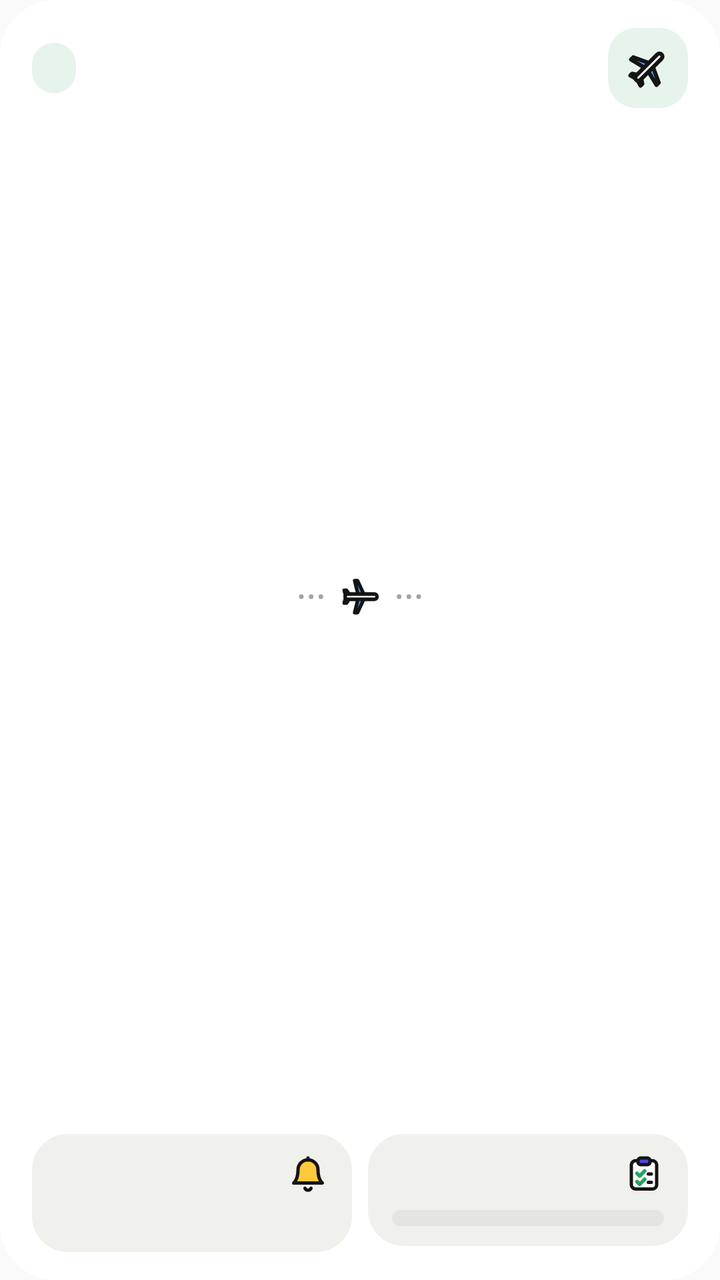
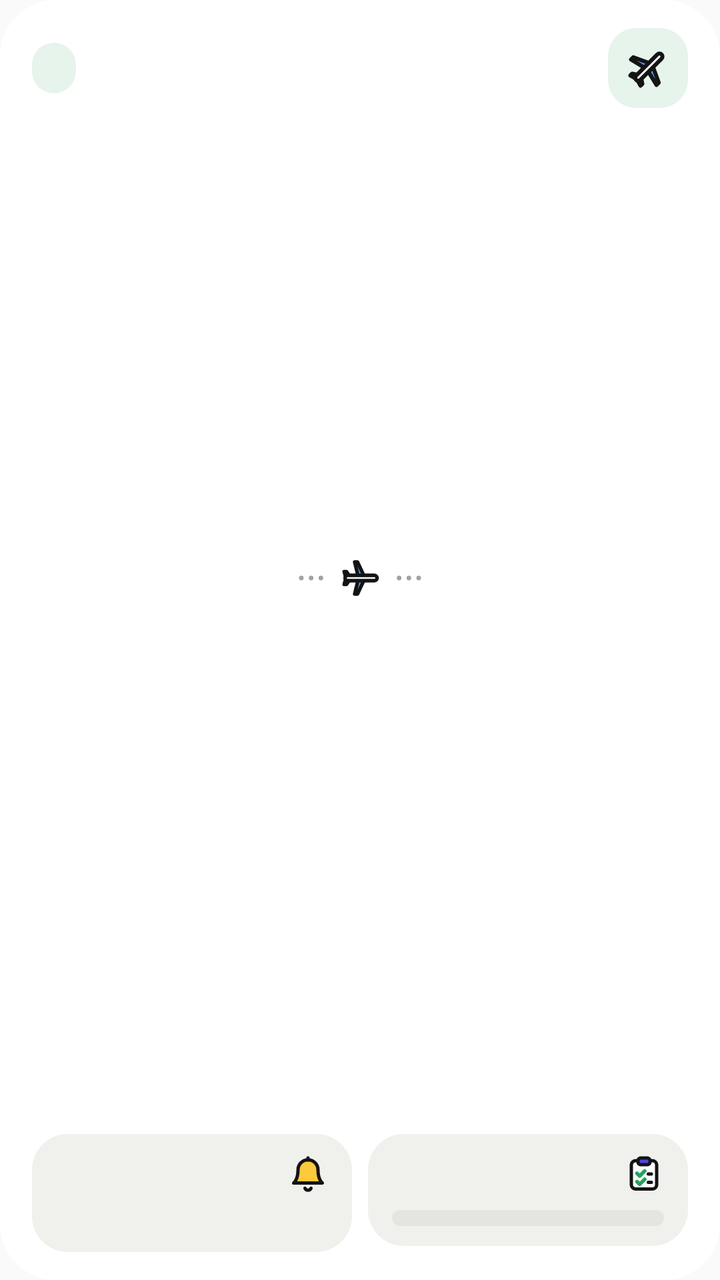

The first picture is an Android layout as it rendered before a commit; the second is the same layout after the commit. The layout source and the unified diff follow.
<!-- AndroidManifest.xml: application theme AppTheme -->
<!-- res/layout/widget_trip.xml -->
<?xml version="1.0" encoding="utf-8"?>
<LinearLayout
    xmlns:android="http://schemas.android.com/apk/res/android"
    android:id="@+id/root"
    android:layout_width="match_parent"
    android:layout_height="match_parent"
    android:background="@drawable/widget_bg"
    android:layoutDirection="rtl"
    android:orientation="vertical"
    android:paddingStart="16dp"
    android:paddingEnd="16dp"
    android:paddingTop="14dp"
    android:paddingBottom="14dp">
    <LinearLayout
        android:id="@+id/header"
        android:layout_width="match_parent"
        android:layout_height="wrap_content"
        android:orientation="horizontal"
        android:gravity="center_vertical">
        <FrameLayout
            android:id="@+id/icon_tile"
            android:layout_width="40dp"
            android:layout_height="40dp"
            android:background="@drawable/widget_soft">
            <ImageView
                android:id="@+id/icon"
                android:layout_width="24dp"
                android:layout_height="24dp"
                android:src="@drawable/ic_ws_plane"
                android:importantForAccessibility="no"
                android:layout_gravity="center" />
        </FrameLayout>
        <LinearLayout
            android:layout_width="0dp"
            android:layout_height="wrap_content"
            android:orientation="vertical"
            android:layout_weight="1"
            android:layout_marginStart="10dp">
            <TextView
                android:id="@+id/title"
                android:layout_width="match_parent"
                android:layout_height="wrap_content"
                style="@style/WBold.Title" />
            <TextView
                android:id="@+id/subtitle"
                android:layout_width="match_parent"
                android:layout_height="wrap_content"
                style="@style/WText.Muted"
                android:layout_marginTop="3dp" />
        </LinearLayout>
        <TextView
            android:id="@+id/chip"
            android:layout_width="wrap_content"
            android:layout_height="wrap_content"
            style="@style/WBold.Chip"
            android:layout_marginStart="8dp" />
    </LinearLayout>
    <FrameLayout
        android:id="@+id/body"
        android:layout_width="match_parent"
        android:layout_height="0dp"
        android:layout_weight="1"
        android:layout_marginTop="4dp">
        <LinearLayout
            android:id="@+id/flight_block"
            android:layout_width="match_parent"
            android:layout_height="match_parent"
            android:orientation="vertical"
            android:gravity="center_vertical">
            <LinearLayout
                android:id="@+id/route_row"
                android:layout_width="match_parent"
                android:layout_height="0dp"
                android:layout_weight="1"
                android:gravity="center_vertical"
                android:layoutDirection="ltr"
                android:orientation="horizontal">
                <TextView
                    android:id="@+id/from"
                    android:layout_width="0dp"
                    android:layout_height="match_parent"
                    style="@style/WBold.Hero"
                    android:layout_weight="1"
                    android:gravity="left|center_vertical"
                    android:textAlignment="gravity" />
                <ImageView
                    android:id="@+id/route_line"
                    android:layout_width="64dp"
                    android:layout_height="24dp"
                    android:src="@drawable/widget_route"
                    android:importantForAccessibility="no"
                    android:layout_marginStart="6dp"
                    android:layout_marginEnd="6dp"
                    android:scaleType="fitCenter" />
                <TextView
                    android:id="@+id/to"
                    android:layout_width="0dp"
                    android:layout_height="match_parent"
                    style="@style/WBold.Hero"
                    android:layout_weight="1"
                    android:gravity="right|center_vertical"
                    android:textAlignment="gravity" />
            </LinearLayout>
            <TextView
                android:id="@+id/when"
                android:layout_width="match_parent"
                android:layout_height="wrap_content"
                style="@style/WText.Muted"
                android:textSize="14sp"
                android:layout_marginTop="2dp" />
        </LinearLayout>
        <LinearLayout
            android:id="@+id/plan_block"
            android:layout_width="match_parent"
            android:layout_height="match_parent"
            android:orientation="vertical"
            android:visibility="gone">
            <LinearLayout
                android:id="@+id/plan_row_1"
                android:layout_width="match_parent"
                android:layout_height="wrap_content"
                android:layout_marginTop="4dp"
                android:gravity="center_vertical"
                android:orientation="horizontal">
                <TextView
                    android:id="@+id/plan_time_1"
                    android:layout_width="wrap_content"
                    android:layout_height="wrap_content"
                    style="@style/WBold.Pill" />
                <ImageView
                    android:id="@+id/plan_ring_1"
                    android:layout_width="14dp"
                    android:layout_height="14dp"
                    android:src="@drawable/widget_dot"
                    android:importantForAccessibility="no"
                    android:layout_marginStart="3dp"
                    android:layout_marginEnd="3dp"
                    android:visibility="gone" />
                <TextView
                    android:id="@+id/plan_title_1"
                    android:layout_width="0dp"
                    android:layout_height="wrap_content"
                    style="@style/WText"
                    android:layout_weight="1"
                    android:layout_marginStart="8dp" />
            </LinearLayout>
            <LinearLayout
                android:id="@+id/plan_row_2"
                android:layout_width="match_parent"
                android:layout_height="wrap_content"
                android:layout_marginTop="4dp"
                android:gravity="center_vertical"
                android:orientation="horizontal">
                <TextView
                    android:id="@+id/plan_time_2"
                    android:layout_width="wrap_content"
                    android:layout_height="wrap_content"
                    style="@style/WBold.Pill" />
                <ImageView
                    android:id="@+id/plan_ring_2"
                    android:layout_width="14dp"
                    android:layout_height="14dp"
                    android:src="@drawable/widget_dot"
                    android:importantForAccessibility="no"
                    android:layout_marginStart="3dp"
                    android:layout_marginEnd="3dp"
                    android:visibility="gone" />
                <TextView
                    android:id="@+id/plan_title_2"
                    android:layout_width="0dp"
                    android:layout_height="wrap_content"
                    style="@style/WText"
                    android:layout_weight="1"
                    android:layout_marginStart="8dp" />
            </LinearLayout>
            <LinearLayout
                android:id="@+id/plan_row_3"
                android:layout_width="match_parent"
                android:layout_height="wrap_content"
                android:layout_marginTop="4dp"
                android:gravity="center_vertical"
                android:orientation="horizontal">
                <TextView
                    android:id="@+id/plan_time_3"
                    android:layout_width="wrap_content"
                    android:layout_height="wrap_content"
                    style="@style/WBold.Pill" />
                <ImageView
                    android:id="@+id/plan_ring_3"
                    android:layout_width="14dp"
                    android:layout_height="14dp"
                    android:src="@drawable/widget_dot"
                    android:importantForAccessibility="no"
                    android:layout_marginStart="3dp"
                    android:layout_marginEnd="3dp"
                    android:visibility="gone" />
                <TextView
                    android:id="@+id/plan_title_3"
                    android:layout_width="0dp"
                    android:layout_height="wrap_content"
                    style="@style/WText"
                    android:layout_weight="1"
                    android:layout_marginStart="8dp" />
            </LinearLayout>
            <LinearLayout
                android:id="@+id/plan_row_4"
                android:layout_width="match_parent"
                android:layout_height="wrap_content"
                android:layout_marginTop="4dp"
                android:gravity="center_vertical"
                android:orientation="horizontal">
                <TextView
                    android:id="@+id/plan_time_4"
                    android:layout_width="wrap_content"
                    android:layout_height="wrap_content"
                    style="@style/WBold.Pill" />
                <ImageView
                    android:id="@+id/plan_ring_4"
                    android:layout_width="14dp"
                    android:layout_height="14dp"
                    android:src="@drawable/widget_dot"
                    android:importantForAccessibility="no"
                    android:layout_marginStart="3dp"
                    android:layout_marginEnd="3dp"
                    android:visibility="gone" />
                <TextView
                    android:id="@+id/plan_title_4"
                    android:layout_width="0dp"
                    android:layout_height="wrap_content"
                    style="@style/WText"
                    android:layout_weight="1"
                    android:layout_marginStart="8dp" />
            </LinearLayout>
            <LinearLayout
                android:id="@+id/plan_row_5"
                android:layout_width="match_parent"
                android:layout_height="wrap_content"
                android:layout_marginTop="4dp"
                android:gravity="center_vertical"
                android:orientation="horizontal">
                <TextView
                    android:id="@+id/plan_time_5"
                    android:layout_width="wrap_content"
                    android:layout_height="wrap_content"
                    style="@style/WBold.Pill" />
                <ImageView
                    android:id="@+id/plan_ring_5"
                    android:layout_width="14dp"
                    android:layout_height="14dp"
                    android:src="@drawable/widget_dot"
                    android:importantForAccessibility="no"
                    android:layout_marginStart="3dp"
                    android:layout_marginEnd="3dp"
                    android:visibility="gone" />
                <TextView
                    android:id="@+id/plan_title_5"
                    android:layout_width="0dp"
                    android:layout_height="wrap_content"
                    style="@style/WText"
                    android:layout_weight="1"
                    android:layout_marginStart="8dp" />
            </LinearLayout>
            <LinearLayout
                android:id="@+id/plan_row_6"
                android:layout_width="match_parent"
                android:layout_height="wrap_content"
                android:layout_marginTop="4dp"
                android:gravity="center_vertical"
                android:orientation="horizontal">
                <TextView
                    android:id="@+id/plan_time_6"
                    android:layout_width="wrap_content"
                    android:layout_height="wrap_content"
                    style="@style/WBold.Pill" />
                <ImageView
                    android:id="@+id/plan_ring_6"
                    android:layout_width="14dp"
                    android:layout_height="14dp"
                    android:src="@drawable/widget_dot"
                    android:importantForAccessibility="no"
                    android:layout_marginStart="3dp"
                    android:layout_marginEnd="3dp"
                    android:visibility="gone" />
                <TextView
                    android:id="@+id/plan_title_6"
                    android:layout_width="0dp"
                    android:layout_height="wrap_content"
                    style="@style/WText"
                    android:layout_weight="1"
                    android:layout_marginStart="8dp" />
            </LinearLayout>
            <TextView
                android:id="@+id/plan_more"
                android:layout_width="match_parent"
                android:layout_height="wrap_content"
                style="@style/WText.Muted"
                android:layout_marginTop="6dp"
                android:visibility="gone" />
        </LinearLayout>
    </FrameLayout>
    <LinearLayout
        android:id="@+id/bottom"
        android:layout_width="match_parent"
        android:layout_height="wrap_content"
        android:orientation="horizontal"
        android:layout_marginTop="10dp">
        <LinearLayout
            android:id="@+id/packed"
            android:layout_width="0dp"
            android:layout_height="wrap_content"
            android:orientation="vertical"
            android:layout_weight="1"
            android:background="@drawable/widget_tile"
            android:paddingStart="12dp"
            android:paddingEnd="12dp"
            android:paddingTop="10dp"
            android:paddingBottom="10dp"
            android:gravity="center_vertical">
            <LinearLayout
                android:layout_width="match_parent"
                android:layout_height="wrap_content"
                android:orientation="horizontal"
                android:gravity="center_vertical">
                <ImageView
                    android:id="@+id/packed_icon"
                    android:layout_width="20dp"
                    android:layout_height="20dp"
                    android:src="@drawable/ic_ws_checklist"
                    android:importantForAccessibility="no" />
                <TextView
                    android:id="@+id/packed_value"
                    android:layout_width="wrap_content"
                    android:layout_height="wrap_content"
                    style="@style/WBold"
                    android:layout_marginStart="7dp" />
                <TextView
                    android:id="@+id/packed_label"
                    android:layout_width="0dp"
                    android:layout_height="wrap_content"
                    style="@style/WText.Muted"
                    android:layout_weight="1"
                    android:layout_marginStart="5dp" />
            </LinearLayout>
            <ProgressBar
                android:id="@+id/packed_bar"
                style="@android:style/Widget.ProgressBar.Horizontal"
                android:layout_width="match_parent"
                android:layout_height="8dp"
                android:layout_marginTop="8dp"
                android:max="100"
                android:progressDrawable="@drawable/widget_progress" />
        </LinearLayout>
        <FrameLayout
            android:layout_width="8dp"
            android:layout_height="1dp" />
        <LinearLayout
            android:id="@+id/rem"
            android:layout_width="0dp"
            android:layout_height="wrap_content"
            android:orientation="vertical"
            android:layout_weight="1"
            android:background="@drawable/widget_tile"
            android:paddingStart="12dp"
            android:paddingEnd="12dp"
            android:paddingTop="10dp"
            android:paddingBottom="10dp"
            android:gravity="center_vertical">
            <LinearLayout
                android:layout_width="match_parent"
                android:layout_height="wrap_content"
                android:orientation="horizontal"
                android:gravity="center_vertical">
                <ImageView
                    android:id="@+id/rem_icon"
                    android:layout_width="20dp"
                    android:layout_height="20dp"
                    android:src="@drawable/ic_ws_bell"
                    android:importantForAccessibility="no" />
                <TextView
                    android:id="@+id/rem_value"
                    android:layout_width="wrap_content"
                    android:layout_height="wrap_content"
                    style="@style/WBold"
                    android:layout_marginStart="7dp" />
                <TextView
                    android:id="@+id/rem_label"
                    android:layout_width="0dp"
                    android:layout_height="wrap_content"
                    style="@style/WText.Muted"
                    android:layout_weight="1"
                    android:layout_marginStart="5dp" />
            </LinearLayout>
            <TextView
                android:id="@+id/rem_next"
                android:layout_width="match_parent"
                android:layout_height="wrap_content"
                style="@style/WText.Muted"
                android:textSize="12sp"
                android:layout_marginTop="5dp" />
        </LinearLayout>
    </LinearLayout>
</LinearLayout>
<!-- resources referenced by this layout -->
<resources>
  <!-- drawable widget_bg (drawable) -->
  <?xml version="1.0" encoding="utf-8"?>
  <shape xmlns:android="http://schemas.android.com/apk/res/android" android:shape="rectangle">
      <solid android:color="@color/w_bg" />
      <corners android:radius="28dp" />
  </shape>
  <!-- drawable widget_dot (drawable) -->
  <?xml version="1.0" encoding="utf-8"?>
  <shape xmlns:android="http://schemas.android.com/apk/res/android" android:shape="oval">
      <stroke android:width="2dp" android:color="@color/w_dot" />
      <size android:width="16dp" android:height="16dp" />
  </shape>
  <!-- drawable widget_soft (drawable) -->
  <?xml version="1.0" encoding="utf-8"?>
  <shape xmlns:android="http://schemas.android.com/apk/res/android" android:shape="rectangle">
      <solid android:color="@color/w_soft" />
      <corners android:radius="14dp" />
  </shape>
  <!-- drawable widget_tile (drawable) -->
  <?xml version="1.0" encoding="utf-8"?>
  <shape xmlns:android="http://schemas.android.com/apk/res/android" android:shape="rectangle">
      <solid android:color="@color/w_tile" />
      <corners android:radius="18dp" />
  </shape>
  <style name="WBold" parent="WFontBold">
          <item name="android:textColor">@color/w_text</item>
          <item name="android:textSize">16sp</item>
          <item name="android:maxLines">1</item>
          <item name="android:ellipsize">end</item>
          <item name="android:textAlignment">viewStart</item>
          <item name="android:includeFontPadding">false</item>
      </style>
  <style name="WBold.Hero">
          <item name="android:textSize">40sp</item>
          <item name="android:ellipsize">none</item>
          <item name="android:autoSizeTextType">uniform</item>
          <item name="android:autoSizeMinTextSize">16sp</item>
          <item name="android:autoSizeMaxTextSize">64sp</item>
          <item name="android:autoSizeStepGranularity">1sp</item>
      </style>
  <style name="WBold.Title">
          <item name="android:textSize">18sp</item>
      </style>
  <style name="WText" parent="WFontSemi">
          <item name="android:textColor">@color/w_text</item>
          <item name="android:textSize">15sp</item>
          <item name="android:maxLines">1</item>
          <item name="android:ellipsize">end</item>
          <item name="android:textAlignment">viewStart</item>
          <item name="android:includeFontPadding">false</item>
      </style>
  <style name="WText.Muted">
          <item name="android:textColor">@color/w_muted</item>
          <item name="android:textSize">13sp</item>
      </style>
  <style name="AppTheme" parent="Theme.AppCompat.Light.DarkActionBar">
          
          <item name="colorPrimary">@color/colorPrimary</item>
          <item name="colorPrimaryDark">@color/colorPrimaryDark</item>
          <item name="colorAccent">@color/colorAccent</item>
      </style>
  <color name="w_ink">#141414</color>
  <color name="w_bg">#FFFFFF</color>
  <color name="w_dot">#A1A1AA</color>
  <color name="w_track">#E5E5E0</color>
  <color name="w_brand">#22A45D</color>
  <color name="w_soft">#E6F4EC</color>
  <color name="w_tile">#F0F0EC</color>
  <style name="WFontBold">
          <item name="android:fontFamily">sans-serif</item>
          <item name="android:textStyle">bold</item>
      </style>
  <color name="w_text">#141414</color>
  <color name="w_accent">#16874A</color>
  <!-- drawable widget_chip (drawable) -->
  <?xml version="1.0" encoding="utf-8"?>
  <shape xmlns:android="http://schemas.android.com/apk/res/android" android:shape="rectangle">
      <solid android:color="@color/w_soft" />
      <corners android:radius="999dp" />
  </shape>
  <style name="WFontSemi">
          <item name="android:fontFamily">sans-serif-medium</item>
      </style>
  <color name="w_muted">#5F5F66</color>
  <!-- unchanged entries left out for length: 7 -->
</resources>

<!-- the commit's change to res/layout/widget_trip.xml (unified diff, before → after) -->
@@ -105,8 +105,15 @@
                 android:id="@+id/when"
                 android:layout_width="match_parent"
                 android:layout_height="wrap_content"
+                style="@style/WText"
+                android:textSize="15sp"
+                android:layout_marginTop="2dp" />
+            <TextView
+                android:id="@+id/flight_info"
+                android:layout_width="match_parent"
+                android:layout_height="wrap_content"
                 style="@style/WText.Muted"
-                android:textSize="14sp"
+                android:textSize="13sp"
                 android:layout_marginTop="2dp" />
         </LinearLayout>
         <LinearLayout
